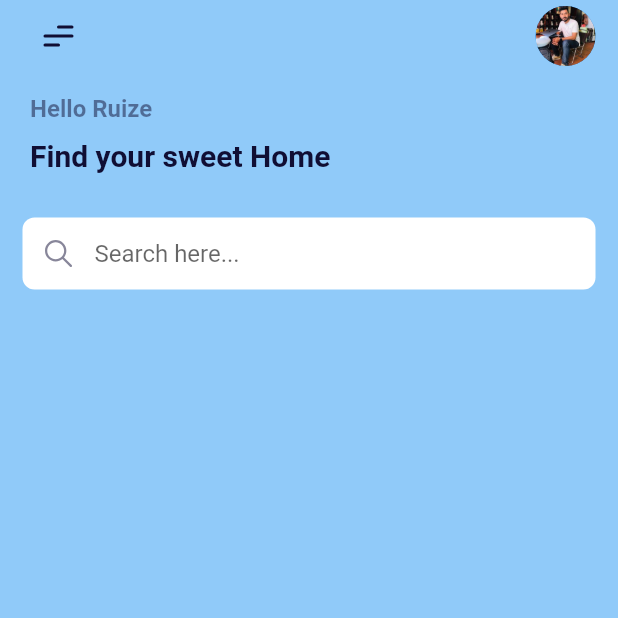
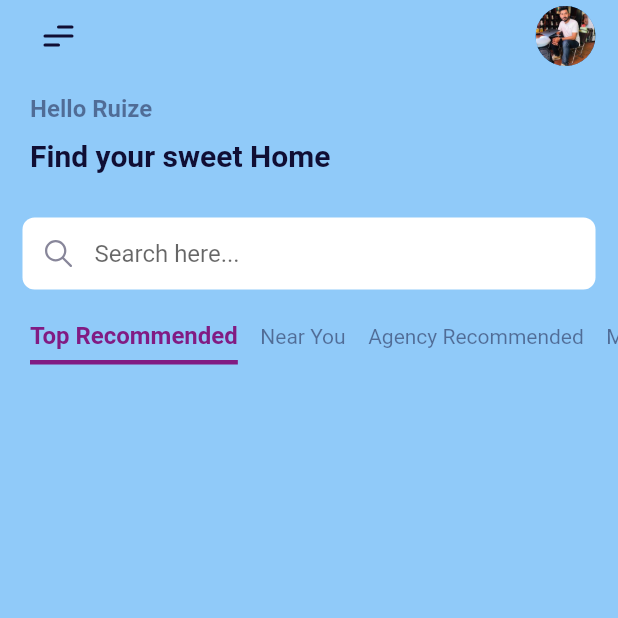
Before and after one commit to gaoliveira21/flutter-house-rent, a Flutter app: the screen it shows after launch, on a phone screen of 412 x 824 dp, the top half of it. Run offline on Flutter 3.47's test engine with Material 2 defaults, Android fonts, the phone set to English and light mode, and no system bars; our stand-ins replace flutter_svg.

Commit message:
feat: add categories widget

```diff
--- a/lib/screens/home/home.dart
+++ b/lib/screens/home/home.dart
@@ -3,6 +3,7 @@ import 'package:flutter/material.dart';
 import 'package:house_rent/widgets/custom_app_bar.dart';
 import 'package:house_rent/widgets/search_input.dart';
 import 'package:house_rent/widgets/welcome_text.dart';
+import 'package:house_rent/widgets/categories.dart';
 
 class Home extends StatelessWidget {
   const Home({Key? key}) : super(key: key);
@@ -18,6 +19,7 @@ class Home extends StatelessWidget {
           children: const [
             WelcomeText(),
             SearchInput(),
+            Categories(),
           ],
         ),
       ),
--- /dev/null
+++ b/lib/widgets/categories.dart
@@ -0,0 +1,66 @@
+import 'package:flutter/material.dart';
+
+class Categories extends StatefulWidget {
+  const Categories({Key? key}) : super(key: key);
+
+  @override
+  State<Categories> createState() => _CategoriesState();
+}
+
+class _CategoriesState extends State<Categories> {
+  final categories = [
+    'Top Recommended',
+    'Near You',
+    'Agency Recommended',
+    'Most Popular'
+  ];
+
+  int currentSelect = 0;
+
+  _handleChangeCurrentCategory(int index) {
+    setState(() {
+      currentSelect = index;
+    });
+  }
+
+  @override
+  Widget build(BuildContext context) {
+    return SizedBox(
+      height: 35,
+      child: ListView.separated(
+        padding: const EdgeInsets.symmetric(horizontal: 20),
+        scrollDirection: Axis.horizontal,
+        itemBuilder: (context, index) => GestureDetector(
+          onTap: () => _handleChangeCurrentCategory(index),
+          child: Container(
+            alignment: Alignment.center,
+            decoration: BoxDecoration(
+              border: Border(
+                bottom: BorderSide(
+                  color: currentSelect == index
+                      ? Theme.of(context).primaryColor
+                      : Colors.transparent,
+                  width: 3,
+                ),
+              ),
+            ),
+            child: Text(
+              categories[index],
+              style: TextStyle(
+                color: currentSelect == index
+                    ? Theme.of(context).primaryColor
+                    : Theme.of(context).textTheme.bodyText1!.color,
+                fontSize: currentSelect == index ? 16 : 14,
+                fontWeight: currentSelect == index
+                    ? FontWeight.bold
+                    : FontWeight.normal,
+              ),
+            ),
+          ),
+        ),
+        separatorBuilder: (_, index) => const SizedBox(width: 15),
+        itemCount: categories.length,
+      ),
+    );
+  }
+}
```
